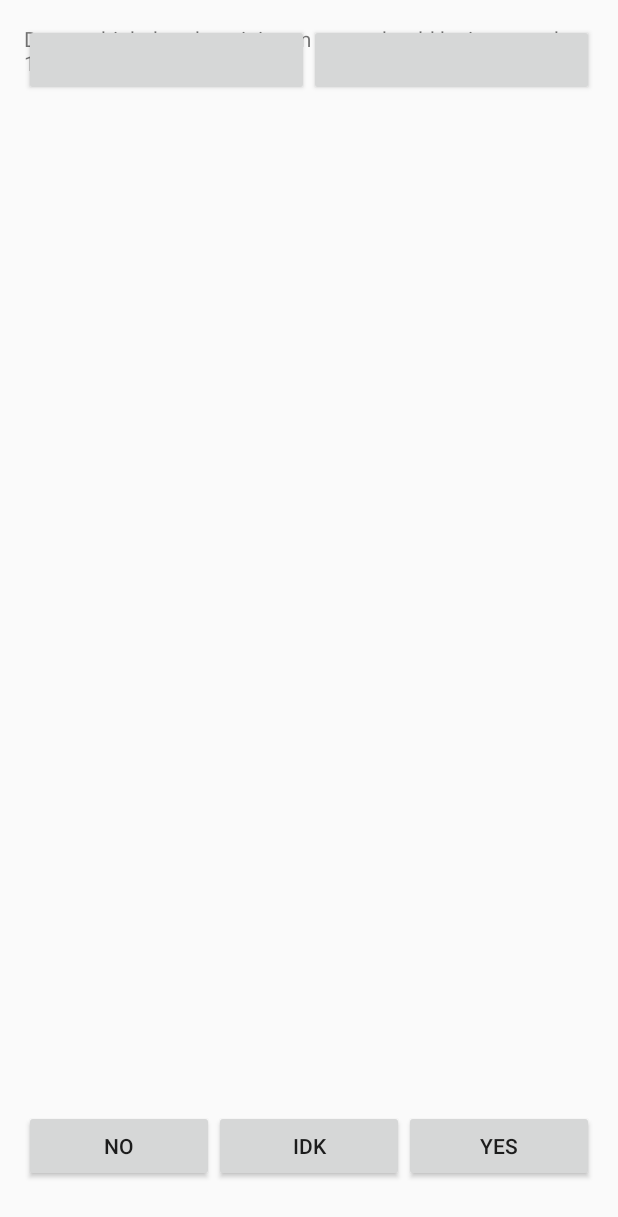
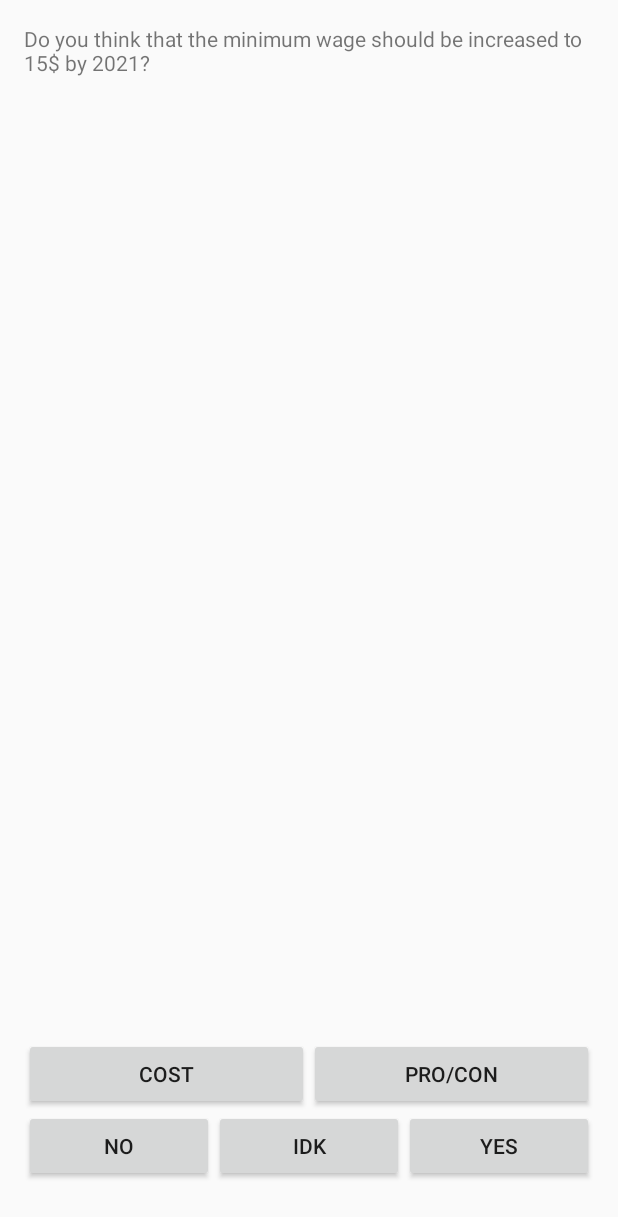
Before and after one commit to adao1123/Vote123, an Android app: the UnderstandingIssuesActivity screen opened directly, with no data from a screen before it, on a phone screen of 412 x 824 dp. Shown: the top 1217 px of the screen. Run offline under Robolectric (Android 15) with nearby library versions, the light colour scheme and no system bars; 1 statement that could not run was skipped.

Commit message:
result page

```diff
--- a/Vote123/app/src/main/java/com/example/vote123/UnderstandingIssuesActivity.java
+++ b/Vote123/app/src/main/java/com/example/vote123/UnderstandingIssuesActivity.java
@@ -2,8 +2,10 @@ package com.example.vote123;
 
 import android.support.v7.app.AppCompatActivity;
 import android.os.Bundle;
+import android.util.Log;
 import android.view.View;
 import android.widget.Button;
+import android.widget.LinearLayout;
 import android.widget.RelativeLayout;
 import android.widget.TextView;
 import android.widget.Toast;
@@ -13,20 +15,31 @@ import java.util.Iterator;
 
 public class UnderstandingIssuesActivity extends AppCompatActivity {
 
+    private static final String TAG = "UNDERSTANDING ISSUES";
     RelativeLayout textLayout;
+    RelativeLayout origPage;
+    LinearLayout resultPage;
     TextView questionTV;
     TextView costTV;
     TextView proconTV;
+    TextView prop1title;
+    TextView prop2title;
+    TextView prop3title;
+    TextView prop1answer;
+    TextView prop2answer;
+    TextView prop3answer;
     Button noButton;
     Button yesButton;
     Button idkButton;
     Button costButton;
     Button proconButton;
     private boolean isQuestion = true;
-    private int questionNumber = 0;
+    private int questionNumber = -1;
     private ArrayList<Integer> userAnswers;
     private String[] questions;
     private String[] costs;
+    private String[] procons;
+    private String[] propTitles;
 
     @Override
     protected void onCreate(Bundle savedInstanceState) {
@@ -36,12 +49,16 @@ public class UnderstandingIssuesActivity extends AppCompatActivity {
         userAnswers = new ArrayList<>();
         questions = getResources().getStringArray(R.array.questions);
         costs = getResources().getStringArray(R.array.costs);
+        procons = getResources().getStringArray(R.array.procon);
+        propTitles = getResources().getStringArray(R.array.proptitles);
         initializeViews();
         initializeListeners();
         nextQuestion();
     }
 
     private void initializeViews(){
+        origPage = (RelativeLayout)findViewById(R.id.original_page_ID);
+        resultPage = (LinearLayout)findViewById(R.id.result_page_ID);
         textLayout = (RelativeLayout)findViewById(R.id.textLayoutID);
         proconTV = (TextView)findViewById(R.id.procon_TV_ID);
         questionTV = (TextView)findViewById(R.id.question_TV_ID);
@@ -51,6 +68,12 @@ public class UnderstandingIssuesActivity extends AppCompatActivity {
         idkButton = (Button)findViewById(R.id.IDK_button_ID);
         costButton = (Button)findViewById(R.id.cost_button_ID);
         proconButton = (Button)findViewById(R.id.procon_button_ID);
+        prop1title = (TextView)findViewById(R.id.prop1NameID);
+        prop2title = (TextView)findViewById(R.id.propName2ID);
+        prop3title = (TextView)findViewById(R.id.prop3NameID);
+        prop1answer = (TextView)findViewById(R.id.answer1ID);
+        prop2answer = (TextView)findViewById(R.id.answer2ID);
+        prop3answer = (TextView)findViewById(R.id.answer3ID);
     }
     private void initializeListeners(){
         noButton.setOnClickListener(new View.OnClickListener() {
@@ -70,6 +93,8 @@ public class UnderstandingIssuesActivity extends AppCompatActivity {
         idkButton.setOnClickListener(new View.OnClickListener() {
             @Override
             public void onClick(View v) {
+                userAnswers.add(-1);
+                nextQuestion();
             }
         });
         textLayout.setOnClickListener(new View.OnClickListener() {
@@ -102,9 +127,9 @@ public class UnderstandingIssuesActivity extends AppCompatActivity {
                 proconTV.setVisibility(View.INVISIBLE);
                 break;
             case 1 :
-                questionTV.setVisibility(View.VISIBLE);
-                costTV.setVisibility(View.INVISIBLE);
-                proconTV.setVisibility(View.VISIBLE);
+                questionTV.setVisibility(View.INVISIBLE);
+                costTV.setVisibility(View.VISIBLE);
+                proconTV.setVisibility(View.INVISIBLE);
                 break;
             case 2 :
                 questionTV.setVisibility(View.INVISIBLE);
@@ -124,11 +149,41 @@ public class UnderstandingIssuesActivity extends AppCompatActivity {
 //        }
     }
     private void nextQuestion(){
-        if (!isQuestion)toggleTextVisibility(0);
-        questionTV.setText(questions[questionNumber]);
-        costTV.setText(costs[questionNumber]);
-        if (questionNumber<questions.length)questionNumber++;
-        else Toast.makeText(UnderstandingIssuesActivity.this,"Done",Toast.LENGTH_LONG).show();
+        questionNumber++;
+        Log.i(TAG, "nextQuestion: "+questionNumber);
+        if (questionNumber>=questions.length-1) {
+            Toast.makeText(UnderstandingIssuesActivity.this,"Done",Toast.LENGTH_LONG).show();
+            Log.i(TAG, "nextQuestion: end "+questionNumber );
+        }else {
+            Log.i(TAG, "nextQuestion: "+questionNumber);
+            if (!isQuestion) toggleTextVisibility(0);
+            questionTV.setText(questions[questionNumber]);
+            costTV.setText(costs[questionNumber]);
+            proconTV.setText(procons[questionNumber]);
+        }
 
     }
+    private void goToLastPage(){
+        prop1title.setText(propTitles[0]);
+        prop2title.setText(propTitles[1]);
+        prop3title.setText(propTitles[2]);
+        prop1answer.setText(getAnswer(userAnswers.get(0)));
+        prop2answer.setText(getAnswer(userAnswers.get(1)));
+        prop3answer.setText(getAnswer(userAnswers.get(2)));
+        resultPage.setVisibility(View.VISIBLE);
+        origPage.setVisibility(View.INVISIBLE);
+    }
+    private String getAnswer(int num){
+        switch (num){
+            case 0 :
+                return "No";
+            case 1 :
+                return "Yes";
+            case -1:
+                return "n/a";
+            default:
+                return "?";
+        }
+    }
+
 }
--- a/Vote123/app/src/main/res/layout/activity_understanding_issues.xml
+++ b/Vote123/app/src/main/res/layout/activity_understanding_issues.xml
@@ -9,6 +9,11 @@
     android:paddingRight="@dimen/activity_horizontal_margin"
     android:paddingTop="@dimen/activity_vertical_margin"
     tools:context="com.example.vote123.UnderstandingIssuesActivity">
+
+    <RelativeLayout
+        android:id="@+id/original_page_ID"
+        android:layout_width="match_parent"
+        android:layout_height="match_parent">
 
         <RelativeLayout
             android:id="@+id/textLayoutID"
@@ -34,21 +39,25 @@
         <LinearLayout
             android:layout_width="match_parent"
             android:layout_height="wrap_content"
+            android:layout_above="@+id/yesnobuttons"
             android:orientation="horizontal">
             <Button
                 android:id="@+id/cost_button_ID"
                 android:layout_width="match_parent"
                 android:layout_height="wrap_content"
+                android:text="Cost"
                 android:layout_weight="1"/>
             <Button
                 android:id="@+id/procon_button_ID"
                 android:layout_width="match_parent"
                 android:layout_height="wrap_content"
+                android:text="Pro/Con"
                 android:layout_weight="1"/>
 
         </LinearLayout>
 
         <LinearLayout
+            android:id="@+id/yesnobuttons"
             android:layout_width="match_parent"
             android:layout_height="wrap_content"
             android:orientation="horizontal"
@@ -74,5 +83,59 @@
                 android:layout_weight="1"
                 android:text="YES"/>
         </LinearLayout>
+    </RelativeLayout>
 
+    <LinearLayout
+        android:id="@+id/result_page_ID"
+        android:layout_width="match_parent"
+        android:layout_height="match_parent"
+        android:orientation="vertical"
+        android:visibility="invisible">
+        <LinearLayout
+            android:layout_width="match_parent"
+            android:layout_height="wrap_content"
+            android:orientation="horizontal">
+            <TextView
+                android:id="@+id/prop1NameID"
+                android:layout_width="match_parent"
+                android:layout_height="wrap_content"
+                android:layout_weight="1"/>
+            <TextView
+                android:id="@+id/answer1ID"
+                android:layout_width="match_parent"
+                android:layout_height="wrap_content"
+                android:layout_weight="4"/>
+        </LinearLayout>
+        <LinearLayout
+            android:layout_width="match_parent"
+            android:layout_height="wrap_content"
+            android:orientation="horizontal">
+            <TextView
+                android:id="@+id/propName2ID"
+                android:layout_width="match_parent"
+                android:layout_height="wrap_content"
+                android:layout_weight="1"/>
+            <TextView
+                android:id="@+id/answer2ID"
+                android:layout_width="match_parent"
+                android:layout_height="wrap_content"
+                android:layout_weight="4"/>
+        </LinearLayout>
+        <LinearLayout
+            android:layout_width="match_parent"
+            android:layout_height="wrap_content"
+            android:orientation="horizontal">
+            <TextView
+                android:id="@+id/prop3NameID"
+                android:layout_width="match_parent"
+                android:layout_height="wrap_content"
+                android:layout_weight="1"/>
+            <TextView
+                android:id="@+id/answer3ID"
+                android:layout_width="match_parent"
+                android:layout_height="wrap_content"
+                android:layout_weight="4"/>
+        </LinearLayout>
+
+    </LinearLayout>
 </RelativeLayout>
```
Lines whose indentation alone changed are shown as unchanged.
